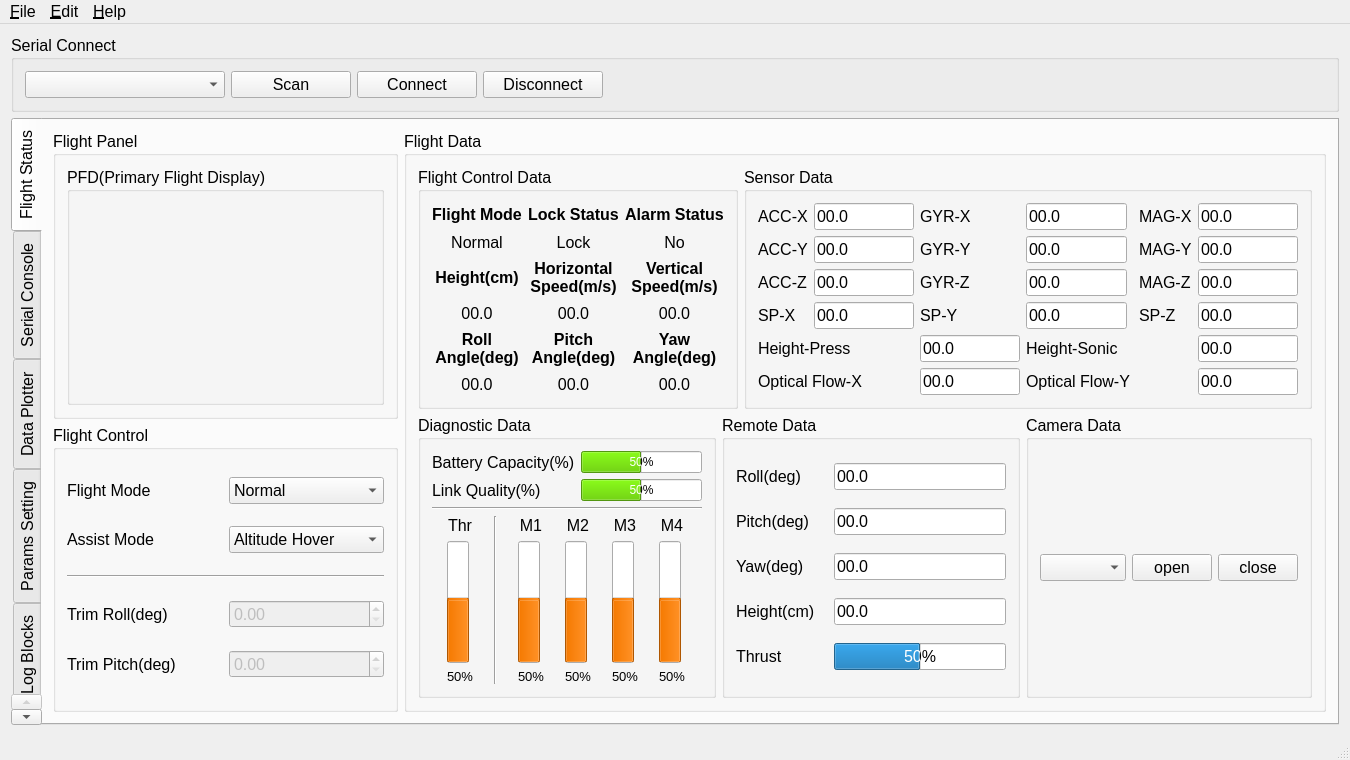
First picture: the form in form/flight_control_station.ui, repository microdynamics-robot-quadcopter/breeze_flight_control_station, before the edit.
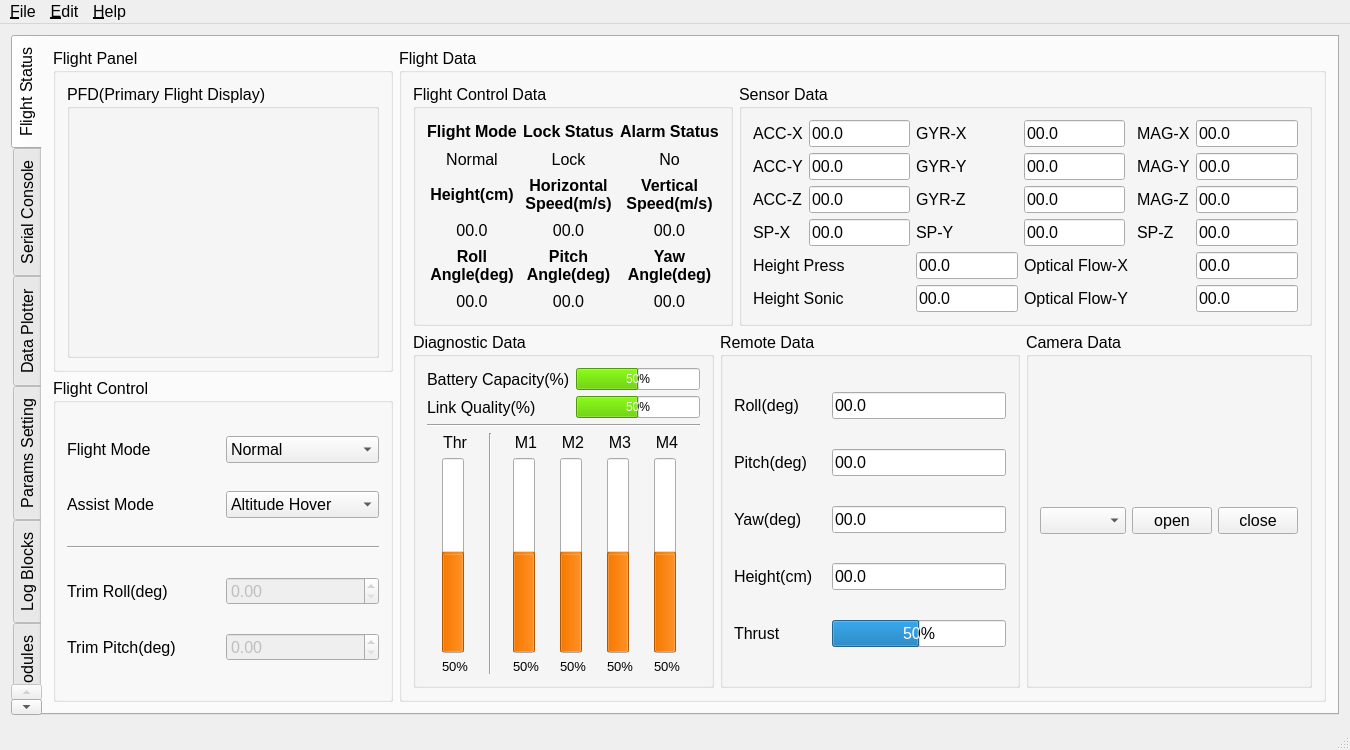
Second picture: the form after the edit. The open tabs and pages were chosen to show the change. Custom widgets are drawn as their Qt base class.

```diff
--- a/form/flight_control_station.ui
+++ b/form/flight_control_station.ui
@@ -7,13 +7,13 @@
     <x>0</x>
     <y>0</y>
     <width>1350</width>
-    <height>760</height>
+    <height>750</height>
    </rect>
   </property>
   <property name="minimumSize">
    <size>
     <width>1350</width>
-    <height>760</height>
+    <height>750</height>
    </size>
   </property>
   <property name="font">
@@ -27,77 +27,6 @@
   <widget class="QWidget" name="central_widget">
    <layout class="QGridLayout" name="gridLayout_5">
     <item row="0" column="0">
-     <widget class="QGroupBox" name="group_box_serial_connect">
-      <property name="title">
-       <string>Serial Connect</string>
-      </property>
-      <layout class="QGridLayout" name="gridLayout_7">
-       <item row="0" column="3">
-        <widget class="QPushButton" name="push_button_disconnect">
-         <property name="minimumSize">
-          <size>
-           <width>120</width>
-           <height>0</height>
-          </size>
-         </property>
-         <property name="text">
-          <string>Disconnect</string>
-         </property>
-        </widget>
-       </item>
-       <item row="0" column="0">
-        <widget class="QComboBox" name="combo_box_serial">
-         <property name="minimumSize">
-          <size>
-           <width>200</width>
-           <height>0</height>
-          </size>
-         </property>
-        </widget>
-       </item>
-       <item row="0" column="1">
-        <widget class="QPushButton" name="push_button_scan">
-         <property name="minimumSize">
-          <size>
-           <width>120</width>
-           <height>0</height>
-          </size>
-         </property>
-         <property name="text">
-          <string>Scan</string>
-         </property>
-        </widget>
-       </item>
-       <item row="0" column="2">
-        <widget class="QPushButton" name="push_button_connect">
-         <property name="minimumSize">
-          <size>
-           <width>120</width>
-           <height>0</height>
-          </size>
-         </property>
-         <property name="text">
-          <string>Connect</string>
-         </property>
-        </widget>
-       </item>
-       <item row="0" column="4">
-        <spacer name="horizontal_spacer_serial">
-         <property name="orientation">
-          <enum>Qt::Horizontal</enum>
-         </property>
-         <property name="sizeHint" stdset="0">
-          <size>
-           <width>40</width>
-           <height>20</height>
-          </size>
-         </property>
-        </spacer>
-       </item>
-      </layout>
-     </widget>
-    </item>
-    <item row="1" column="0">
      <widget class="FCSCustomTabWidget" name="tab_widget">
       <property name="tabPosition">
        <enum>QTabWidget::West</enum>
@@ -114,7 +43,7 @@
          <widget class="QGroupBox" name="group_box_flight_panel">
           <property name="minimumSize">
            <size>
-            <width>345</width>
+            <width>340</width>
             <height>0</height>
            </size>
           </property>
@@ -466,13 +395,23 @@
                 <string>Sensor Data</string>
                </property>
                <layout class="QGridLayout" name="gridLayout_8">
-                <item row="0" column="2">
+                <item row="0" column="3">
                  <widget class="QLabel" name="label_gyr_x">
                   <property name="text">
                    <string>GYR-X</string>
                   </property>
                  </widget>
                 </item>
+                <item row="2" column="4">
+                 <widget class="QLineEdit" name="line_edit_gyr_y">
+                  <property name="text">
+                   <string>00.0</string>
+                  </property>
+                  <property name="readOnly">
+                   <bool>true</bool>
+                  </property>
+                 </widget>
+                </item>
                 <item row="4" column="1">
                  <widget class="QLineEdit" name="line_edit_speed_x">
                   <property name="text">
@@ -483,48 +422,28 @@
                   </property>
                  </widget>
                 </item>
-                <item row="7" column="0" colspan="2">
-                 <widget class="QLabel" name="label_optical_flow_x">
-                  <property name="text">
-                   <string>Optical Flow-X</string>
-                  </property>
-                  <property name="wordWrap">
-                   <bool>true</bool>
-                  </property>
-                 </widget>
-                </item>
-                <item row="3" column="5">
+                <item row="3" column="6">
                  <widget class="QLabel" name="label_mag_z">
                   <property name="text">
                    <string>MAG-Z</string>
                   </property>
                  </widget>
                 </item>
-                <item row="2" column="2">
+                <item row="2" column="3">
                  <widget class="QLabel" name="label_gyr_y">
                   <property name="text">
                    <string>GYR-Y</string>
                   </property>
                  </widget>
                 </item>
-                <item row="2" column="5">
+                <item row="2" column="6">
                  <widget class="QLabel" name="label_mag_y">
                   <property name="text">
                    <string>MAG-Y</string>
                   </property>
                  </widget>
                 </item>
-                <item row="6" column="2">
-                 <widget class="QLineEdit" name="line_edit_height_pressure">
-                  <property name="text">
-                   <string>00.0</string>
-                  </property>
-                  <property name="readOnly">
-                   <bool>true</bool>
-                  </property>
-                 </widget>
-                </item>
-                <item row="3" column="6">
+                <item row="3" column="7">
                  <widget class="QLineEdit" name="line_edit_mag_z">
                   <property name="text">
                    <string>00.0</string>
@@ -541,6 +460,16 @@
                   </property>
                  </widget>
                 </item>
+                <item row="6" column="3">
+                 <widget class="QLineEdit" name="line_edit_height_pressure">
+                  <property name="text">
+                   <string>00.0</string>
+                  </property>
+                  <property name="readOnly">
+                   <bool>true</bool>
+                  </property>
+                 </widget>
+                </item>
                 <item row="4" column="0">
                  <widget class="QLabel" name="label_speed_x">
                   <property name="text">
@@ -548,7 +477,7 @@
                   </property>
                  </widget>
                 </item>
-                <item row="4" column="6">
+                <item row="4" column="7">
                  <widget class="QLineEdit" name="line_edit_speed_z">
                   <property name="text">
                    <string>00.0</string>
@@ -558,16 +487,6 @@
                   </property>
                  </widget>
                 </item>
-                <item row="6" column="6">
-                 <widget class="QLineEdit" name="line_edit_height_ultrasonic">
-                  <property name="text">
-                   <string>00.0</string>
-                  </property>
-                  <property name="readOnly">
-                   <bool>true</bool>
-                  </property>
-                 </widget>
-                </item>
                 <item row="0" column="1">
                  <widget class="QLineEdit" name="line_edit_acc_x">
                   <property name="text">
@@ -578,7 +497,17 @@
                   </property>
                  </widget>
                 </item>
-                <item row="0" column="6">
+                <item row="3" column="4">
+                 <widget class="QLineEdit" name="line_edit_gyr_z">
+                  <property name="text">
+                   <string>00.0</string>
+                  </property>
+                  <property name="readOnly">
+                   <bool>true</bool>
+                  </property>
+                 </widget>
+                </item>
+                <item row="0" column="7">
                  <widget class="QLineEdit" name="line_edit_mag_x">
                   <property name="text">
                    <string>00.0</string>
@@ -601,14 +530,24 @@
                 <item row="6" column="0" colspan="2">
                  <widget class="QLabel" name="label_height_pressure">
                   <property name="text">
-                   <string>Height-Press</string>
+                   <string>Height Press</string>
                   </property>
                   <property name="wordWrap">
                    <bool>true</bool>
                   </property>
                  </widget>
                 </item>
-                <item row="0" column="5">
+                <item row="0" column="4">
+                 <widget class="QLineEdit" name="line_edit_gyr_x">
+                  <property name="text">
+                   <string>00.0</string>
+                  </property>
+                  <property name="readOnly">
+                   <bool>true</bool>
+                  </property>
+                 </widget>
+                </item>
+                <item row="0" column="6">
                  <widget class="QLabel" name="label_mag_x">
                   <property name="text">
                    <string>MAG-X</string>
@@ -622,7 +561,7 @@
                   </property>
                  </widget>
                 </item>
-                <item row="2" column="6">
+                <item row="2" column="7">
                  <widget class="QLineEdit" name="line_edit_mag_y">
                   <property name="text">
                    <string>00.0</string>
@@ -632,14 +571,14 @@
                   </property>
                  </widget>
                 </item>
-                <item row="4" column="5">
+                <item row="4" column="6">
                  <widget class="QLabel" name="label_speed_z">
                   <property name="text">
                    <string>SP-Z</string>
                   </property>
                  </widget>
                 </item>
-                <item row="3" column="2">
+                <item row="3" column="3">
                  <widget class="QLabel" name="label_gyr_z">
                   <property name="text">
                    <string>GYR-Z</string>
@@ -663,17 +602,17 @@
                   </property>
                  </widget>
                 </item>
-                <item row="7" column="2">
-                 <widget class="QLineEdit" name="line_edit_optical_flow_x">
+                <item row="7" column="4" colspan="3">
+                 <widget class="QLabel" name="label_optical_flow_y">
                   <property name="text">
-                   <string>00.0</string>
+                   <string>Optical Flow-Y</string>
                   </property>
-                  <property name="readOnly">
+                  <property name="wordWrap">
                    <bool>true</bool>
                   </property>
                  </widget>
                 </item>
-                <item row="7" column="6">
+                <item row="7" column="7">
                  <widget class="QLineEdit" name="line_edit_optical_flow_y">
                   <property name="text">
                    <string>00.0</string>
@@ -683,44 +622,14 @@
                   </property>
                  </widget>
                 </item>
-                <item row="4" column="2">
+                <item row="4" column="3">
                  <widget class="QLabel" name="label_speed_y">
                   <property name="text">
                    <string>SP-Y</string>
                   </property>
                  </widget>
                 </item>
-                <item row="0" column="3">
-                 <widget class="QLineEdit" name="line_edit_gyr_x">
-                  <property name="text">
-                   <string>00.0</string>
-                  </property>
-                  <property name="readOnly">
-                   <bool>true</bool>
-                  </property>
-                 </widget>
-                </item>
-                <item row="2" column="3">
-                 <widget class="QLineEdit" name="line_edit_gyr_y">
-                  <property name="text">
-                   <string>00.0</string>
-                  </property>
-                  <property name="readOnly">
-                   <bool>true</bool>
-                  </property>
-                 </widget>
-                </item>
-                <item row="3" column="3">
-                 <widget class="QLineEdit" name="line_edit_gyr_z">
-                  <property name="text">
-                   <string>00.0</string>
-                  </property>
-                  <property name="readOnly">
-                   <bool>true</bool>
-                  </property>
-                 </widget>
-                </item>
-                <item row="4" column="3">
+                <item row="4" column="4">
                  <widget class="QLineEdit" name="line_edit_speed_y">
                   <property name="text">
                    <string>00.0</string>
@@ -730,22 +639,55 @@
                   </property>
                  </widget>
                 </item>
-                <item row="6" column="3" colspan="3">
+                <item row="7" column="2">
+                 <spacer name="horizontalSpacer">
+                  <property name="orientation">
+                   <enum>Qt::Horizontal</enum>
+                  </property>
+                  <property name="sizeHint" stdset="0">
+                   <size>
+                    <width>40</width>
+                    <height>20</height>
+                   </size>
+                  </property>
+                 </spacer>
+                </item>
+                <item row="6" column="4" colspan="3">
+                 <widget class="QLabel" name="label_optical_flow_x">
+                  <property name="text">
+                   <string>Optical Flow-X</string>
+                  </property>
+                  <property name="wordWrap">
+                   <bool>true</bool>
+                  </property>
+                 </widget>
+                </item>
+                <item row="6" column="7">
+                 <widget class="QLineEdit" name="line_edit_optical_flow_x">
+                  <property name="text">
+                   <string>00.0</string>
+                  </property>
+                  <property name="readOnly">
+                   <bool>true</bool>
+                  </property>
+                 </widget>
+                </item>
+                <item row="7" column="0" colspan="2">
                  <widget class="QLabel" name="label_height_ultrasonic">
                   <property name="text">
-                   <string>Height-Sonic</string>
+                   <string>Height Sonic</string>
                   </property>
                   <property name="wordWrap">
                    <bool>true</bool>
                   </property>
                  </widget>
                 </item>
-                <item row="7" column="3" colspan="3">
-                 <widget class="QLabel" name="label_optical_flow_y">
+                <item row="7" column="3">
+                 <widget class="QLineEdit" name="line_edit_height_ultrasonic">
                   <property name="text">
-                   <string>Optical Flow-Y</string>
+                   <string>00.0</string>
                   </property>
-                  <property name="wordWrap">
+                  <property name="readOnly">
                    <bool>true</bool>
                   </property>
                  </widget>
@@ -1286,6 +1228,88 @@
         <string>Extension Modules</string>
        </attribute>
       </widget>
+      <widget class="QWidget" name="tab_program_setting">
+       <attribute name="title">
+        <string>Program Setting</string>
+       </attribute>
+       <widget class="QGroupBox" name="group_box_serial_connect">
+        <property name="geometry">
+         <rect>
+          <x>30</x>
+          <y>30</y>
+          <width>911</width>
+          <height>86</height>
+         </rect>
+        </property>
+        <property name="title">
+         <string>Serial Connect</string>
+        </property>
+        <layout class="QGridLayout" name="gridLayout_7">
+         <item row="0" column="3">
+          <widget class="QPushButton" name="push_button_disconnect">
+           <property name="minimumSize">
+            <size>
+             <width>120</width>
+             <height>0</height>
+            </size>
+           </property>
+           <property name="text">
+            <string>Disconnect</string>
+           </property>
+          </widget>
+         </item>
+         <item row="0" column="0">
+          <widget class="QComboBox" name="combo_box_serial">
+           <property name="minimumSize">
+            <size>
+             <width>200</width>
+             <height>0</height>
+            </size>
+           </property>
+          </widget>
+         </item>
+         <item row="0" column="1">
+          <widget class="QPushButton" name="push_button_scan">
+           <property name="minimumSize">
+            <size>
+             <width>120</width>
+             <height>0</height>
+            </size>
+           </property>
+           <property name="text">
+            <string>Scan</string>
+           </property>
+          </widget>
+         </item>
+         <item row="0" column="2">
+          <widget class="QPushButton" name="push_button_connect">
+           <property name="minimumSize">
+            <size>
+             <width>120</width>
+             <height>0</height>
+            </size>
+           </property>
+           <property name="text">
+            <string>Connect</string>
+           </property>
+          </widget>
+         </item>
+         <item row="0" column="4">
+          <spacer name="horizontal_spacer_serial">
+           <property name="orientation">
+            <enum>Qt::Horizontal</enum>
+           </property>
+           <property name="sizeHint" stdset="0">
+            <size>
+             <width>40</width>
+             <height>20</height>
+            </size>
+           </property>
+          </spacer>
+         </item>
+        </layout>
+       </widget>
+      </widget>
      </widget>
     </item>
    </layout>
```
Left out of the diff: 44 changed lines with no effect on the pictures.
